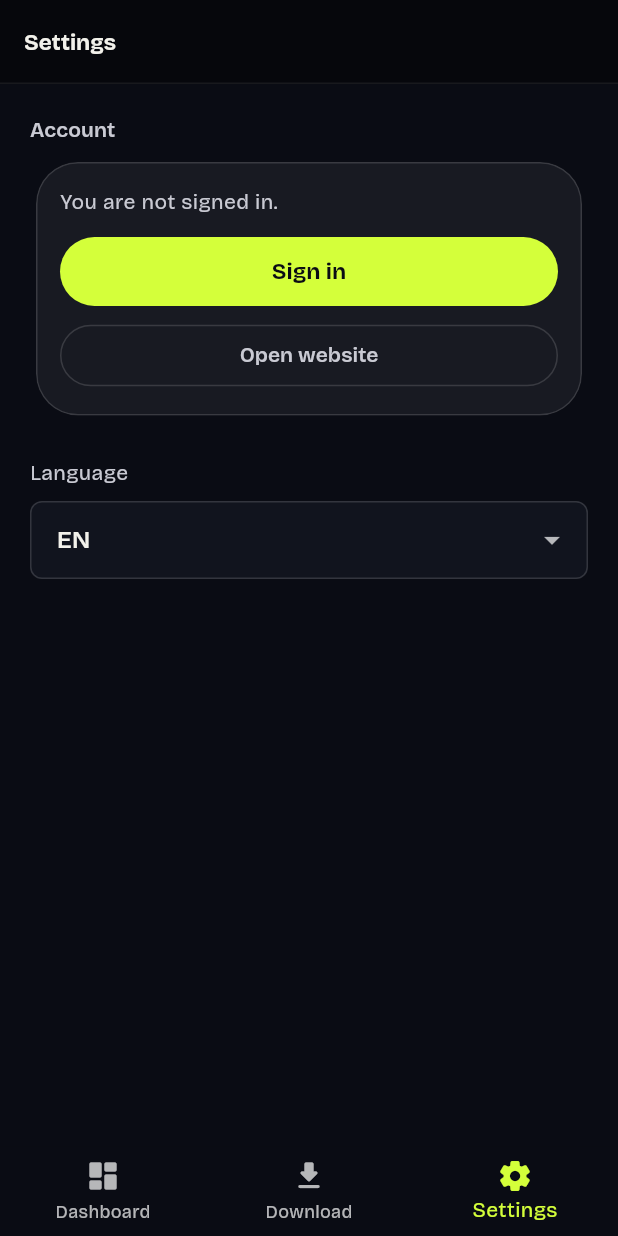
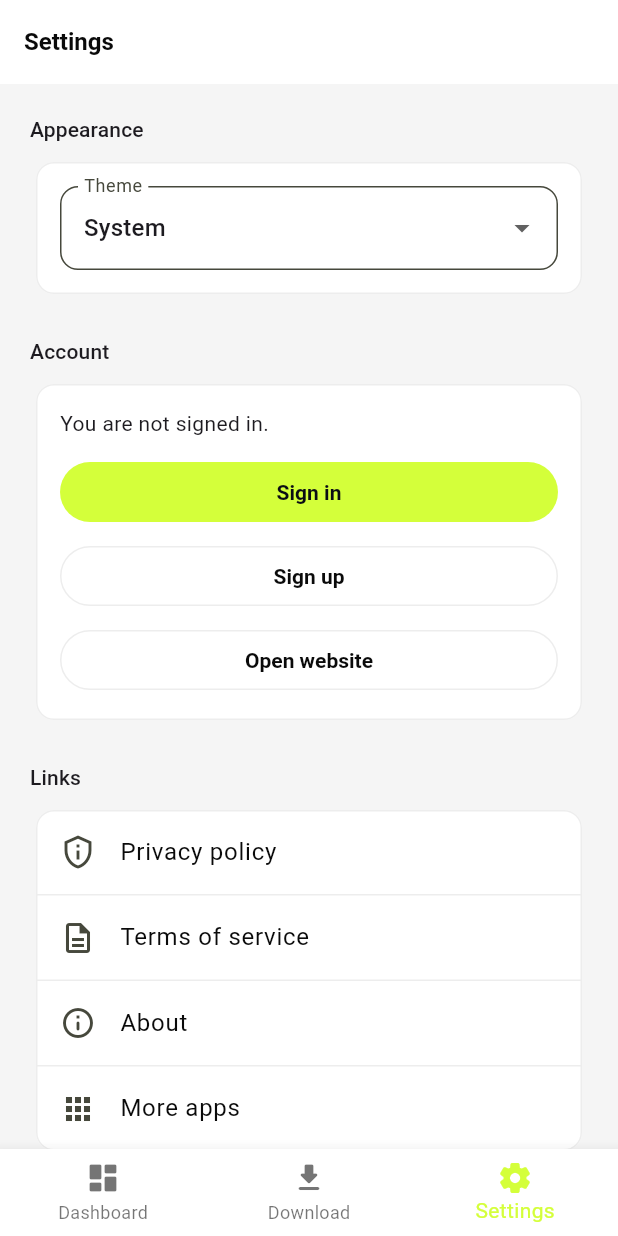
Before and after one commit to hb-2003/droppy, a Flutter app: the screen it shows after launch, item 3 of the bottom bar chosen, on a phone screen of 412 x 824 dp. Run offline on Flutter 3.47's test engine with Material 3 defaults, Android fonts, the phone set to English and light mode, and no system bars; our stand-ins replace app_links, cookie_jar, dio, dio_cookie_manager, file_picker, get and 3 more; project files that could hold a hidden picture were left out.

Commit message:
view & modification of app

```diff
--- a/flutter-app/lib/app/theme/app_theme.dart
+++ b/flutter-app/lib/app/theme/app_theme.dart
@@ -104,9 +104,81 @@ Color _hex(String? hex, Color fallback) {
 class AppTheme {
   AppTheme._();
 
+  static ThemeData lightFromConfig(AppConfig? c) {
+    final cfg = c ?? AppConfig.fallback();
+
+    final primary = _hex(cfg.themeColor, DroppyWebColors.bulmaInfo);
+    final secondary = _hex(cfg.themeColorSecondary, DroppyWebColors.bulmaInfo);
+    final onPrimary = _hex(cfg.themeColorText, Colors.white);
+
+    var scheme = ColorScheme.fromSeed(seedColor: primary, brightness: Brightness.light);
+    scheme = scheme.copyWith(
+      brightness: Brightness.light,
+      primary: primary,
+      onPrimary: onPrimary,
+      secondary: secondary,
+      onSecondary: _contrastOn(secondary),
+      surface: Colors.white,
+      onSurface: const Color(0xFF0A0A0A),
+      surfaceContainerHighest: const Color(0xFFF5F5F5),
+      outline: const Color(0xFFEDEDED),
+      error: DroppyWebColors.error,
+    );
+
+    final textTheme = GoogleFonts.robotoTextTheme(ThemeData.light().textTheme);
+
+    return ThemeData(
+      useMaterial3: true,
+      brightness: Brightness.light,
+      colorScheme: scheme,
+      scaffoldBackgroundColor: const Color(0xFFF5F5F5),
+      textTheme: textTheme,
+      appBarTheme: AppBarTheme(
+        elevation: 0,
+        scrolledUnderElevation: 0,
+        centerTitle: false,
+        backgroundColor: Colors.white,
+        foregroundColor: const Color(0xFF0A0A0A),
+        surfaceTintColor: Colors.transparent,
+        titleTextStyle: GoogleFonts.roboto(fontSize: 16, fontWeight: FontWeight.w600, color: const Color(0xFF0A0A0A)),
+      ),
+      cardTheme: CardThemeData(
+        color: Colors.white,
+        elevation: 0,
+        shape: RoundedRectangleBorder(
+          borderRadius: BorderRadius.circular(12),
+          side: const BorderSide(color: Color(0xFFEDEDED)),
+        ),
+      ),
+      dividerTheme: const DividerThemeData(color: Color(0xFFEDEDED), thickness: 1),
+      filledButtonTheme: FilledButtonThemeData(
+        style: FilledButton.styleFrom(
+          backgroundColor: primary,
+          foregroundColor: onPrimary,
+          textStyle: GoogleFonts.roboto(fontWeight: FontWeight.w600),
+        ),
+      ),
+      outlinedButtonTheme: OutlinedButtonThemeData(
+        style: OutlinedButton.styleFrom(
+          foregroundColor: const Color(0xFF0A0A0A),
+          side: const BorderSide(color: Color(0xFFEDEDED)),
+          textStyle: GoogleFonts.roboto(fontWeight: FontWeight.w600),
+        ),
+      ),
+      inputDecorationTheme: InputDecorationTheme(
+        filled: true,
+        fillColor: Colors.white,
+        border: OutlineInputBorder(
+          borderRadius: BorderRadius.circular(12),
+          borderSide: const BorderSide(color: Color(0xFFEDEDED)),
+        ),
+      ),
+    );
+  }
+
   /// Dark theme matching the live Droppy "Cinematic Studio" (slvf) design layer.
   /// Source: `assets/themes/modern/css/slvf.css`.
-  static ThemeData fromConfig(AppConfig? c) {
+  static ThemeData darkFromConfig(AppConfig? c) {
     final cfg = c ?? AppConfig.fallback();
 
     // Server can override accent — default to slvf lime #D4FF3A
@@ -132,9 +204,7 @@ class AppTheme {
       error: DroppyWebColors.error,
     );
 
-    // Bricolage Grotesque — web --slvf-font-body
-    // Falls back through Inter Tight → system-ui in CSS; Google Fonts has it.
-    final textTheme = _buildTextTheme();
+    final textTheme = GoogleFonts.robotoTextTheme(ThemeData.dark().textTheme);
 
     return ThemeData(
       useMaterial3: true,
@@ -153,7 +223,7 @@ class AppTheme {
         backgroundColor: DroppyWebColors.ink950,
         foregroundColor: DroppyWebColors.text,
         surfaceTintColor: Colors.transparent,
-        titleTextStyle: GoogleFonts.bricolageGrotesque(
+        titleTextStyle: GoogleFonts.roboto(
           fontSize: 15,
           fontWeight: FontWeight.w700,
           color: DroppyWebColors.text,
@@ -182,7 +252,7 @@ class AppTheme {
       ),
       snackBarTheme: SnackBarThemeData(
         backgroundColor: DroppyWebColors.ink700,
-        contentTextStyle: GoogleFonts.bricolageGrotesque(color: DroppyWebColors.text),
+        contentTextStyle: GoogleFonts.roboto(color: DroppyWebColors.text),
         behavior: SnackBarBehavior.floating,
         shape: RoundedRectangleBorder(
           borderRadius: BorderRadius.circular(DroppyRadius.sm),
@@ -200,7 +270,7 @@ class AppTheme {
           shape: RoundedRectangleBorder(
             borderRadius: BorderRadius.circular(DroppyRadius.pill),
           ),
-          textStyle: GoogleFonts.bricolageGrotesque(
+          textStyle: GoogleFonts.roboto(
             fontSize: 15,
             fontWeight: FontWeight.w700,
           ),
@@ -215,7 +285,7 @@ class AppTheme {
           shape: RoundedRectangleBorder(
             borderRadius: BorderRadius.circular(DroppyRadius.pill),
           ),
-          textStyle: GoogleFonts.bricolageGrotesque(
+          textStyle: GoogleFonts.roboto(
             fontWeight: FontWeight.w600,
           ),
         ),
@@ -223,7 +293,7 @@ class AppTheme {
       textButtonTheme: TextButtonThemeData(
         style: TextButton.styleFrom(
           foregroundColor: primary,
-          textStyle: GoogleFonts.bricolageGrotesque(fontWeight: FontWeight.w600),
+          textStyle: GoogleFonts.roboto(fontWeight: FontWeight.w600),
         ),
       ),
       segmentedButtonTheme: SegmentedButtonThemeData(
@@ -256,11 +326,11 @@ class AppTheme {
       inputDecorationTheme: InputDecorationTheme(
         filled: true,
         fillColor: DroppyWebColors.ink800,
-        hintStyle: GoogleFonts.bricolageGrotesque(
+        hintStyle: GoogleFonts.roboto(
           color: DroppyWebColors.textMute,
           fontSize: 14,
         ),
-        labelStyle: GoogleFonts.bricolageGrotesque(
+        labelStyle: GoogleFonts.roboto(
           color: DroppyWebColors.textDim,
           fontSize: 14,
         ),
@@ -294,12 +364,12 @@ class AppTheme {
         textColor: DroppyWebColors.text,
         iconColor: DroppyWebColors.textDim,
         tileColor: Colors.transparent,
-        titleTextStyle: GoogleFonts.bricolageGrotesque(
+        titleTextStyle: GoogleFonts.roboto(
           fontSize: 14,
           fontWeight: FontWeight.w500,
           color: DroppyWebColors.text,
         ),
-        subtitleTextStyle: GoogleFonts.bricolageGrotesque(
+        subtitleTextStyle: GoogleFonts.roboto(
           fontSize: 12,
           color: DroppyWebColors.textDim,
         ),
@@ -329,101 +399,7 @@ class AppTheme {
     );
   }
 
-  static TextTheme _buildTextTheme() {
-    // Bricolage Grotesque — web `--slvf-font-display` and `--slvf-font-body`
-    return TextTheme(
-      // Display — hero H1 (40px on web, scaled for mobile)
-      displayLarge: GoogleFonts.bricolageGrotesque(
-        fontSize: 40,
-        fontWeight: FontWeight.w800,
-        color: DroppyWebColors.text,
-        height: 1.05,
-        letterSpacing: -1.0,
-      ),
-      displayMedium: GoogleFonts.bricolageGrotesque(
-        fontSize: 30,
-        fontWeight: FontWeight.w700,
-        color: DroppyWebColors.text,
-        height: 1.1,
-        letterSpacing: -0.5,
-      ),
-      displaySmall: GoogleFonts.bricolageGrotesque(
-        fontSize: 26,
-        fontWeight: FontWeight.w700,
-        color: DroppyWebColors.text,
-        height: 1.15,
-        letterSpacing: -0.3,
-      ),
-      // Headline
-      headlineLarge: GoogleFonts.bricolageGrotesque(
-        fontSize: 24,
-        fontWeight: FontWeight.w700,
-        color: DroppyWebColors.text,
-        letterSpacing: -0.3,
-      ),
-      headlineMedium: GoogleFonts.bricolageGrotesque(
-        fontSize: 20,
-        fontWeight: FontWeight.w600,
-        color: DroppyWebColors.text,
-      ),
-      headlineSmall: GoogleFonts.bricolageGrotesque(
-        fontSize: 18,
-        fontWeight: FontWeight.w600,
-        color: DroppyWebColors.text,
-      ),
-      // Title
-      titleLarge: GoogleFonts.bricolageGrotesque(
-        fontSize: 18,
-        fontWeight: FontWeight.w600,
-        color: DroppyWebColors.text,
-      ),
-      titleMedium: GoogleFonts.bricolageGrotesque(
-        fontSize: 16,
-        fontWeight: FontWeight.w600,
-        color: DroppyWebColors.text,
-      ),
-      titleSmall: GoogleFonts.bricolageGrotesque(
-        fontSize: 14,
-        fontWeight: FontWeight.w600,
-        color: DroppyWebColors.textSoft,
-      ),
-      // Body
-      bodyLarge: GoogleFonts.bricolageGrotesque(
-        fontSize: 16,
-        fontWeight: FontWeight.w400,
-        color: DroppyWebColors.text,
-        height: 1.5,
-      ),
-      bodyMedium: GoogleFonts.bricolageGrotesque(
-        fontSize: 14,
-        fontWeight: FontWeight.w400,
-        color: DroppyWebColors.textSoft,
-        height: 1.5,
-      ),
-      bodySmall: GoogleFonts.bricolageGrotesque(
-        fontSize: 12,
-        fontWeight: FontWeight.w400,
-        color: DroppyWebColors.textDim,
-      ),
-      // Label
-      labelLarge: GoogleFonts.bricolageGrotesque(
-        fontSize: 15,
-        fontWeight: FontWeight.w700,
-        color: DroppyWebColors.text,
-      ),
-      labelMedium: GoogleFonts.bricolageGrotesque(
-        fontSize: 13,
-        fontWeight: FontWeight.w500,
-        color: DroppyWebColors.textSoft,
-      ),
-      labelSmall: GoogleFonts.bricolageGrotesque(
-        fontSize: 11,
-        fontWeight: FontWeight.w600,
-        color: DroppyWebColors.textMute,
-        letterSpacing: 0.8,
-      ),
-    );
-  }
+  // (unused) _buildTextTheme removed
 
   // ── Static style helpers ──────────────────────────────────────────────────
 
--- /dev/null
+++ b/flutter-app/lib/controllers/theme_controller.dart
@@ -0,0 +1,45 @@
+import 'package:flutter/material.dart';
+import 'package:get/get.dart';
+import 'package:get_storage/get_storage.dart';
+
+const _kThemeModeKey = 'theme_mode';
+
+class ThemeController extends GetxController {
+  final _box = GetStorage();
+
+  final themeMode = ThemeMode.system.obs;
+
+  @override
+  void onInit() {
+    super.onInit();
+    final raw = (_box.read(_kThemeModeKey) as String?) ?? 'system';
+    themeMode.value = _parse(raw);
+  }
+
+  void setThemeMode(ThemeMode mode) {
+    themeMode.value = mode;
+    _box.write(_kThemeModeKey, _serialize(mode));
+  }
+
+  static ThemeMode _parse(String raw) {
+    switch (raw) {
+      case 'light':
+        return ThemeMode.light;
+      case 'dark':
+        return ThemeMode.dark;
+      default:
+        return ThemeMode.system;
+    }
+  }
+
+  static String _serialize(ThemeMode mode) {
+    switch (mode) {
+      case ThemeMode.light:
+        return 'light';
+      case ThemeMode.dark:
+        return 'dark';
+      case ThemeMode.system:
+        return 'system';
+    }
+  }
+}
--- a/flutter-app/lib/l10n/app_en.arb
+++ b/flutter-app/lib/l10n/app_en.arb
@@ -44,9 +44,20 @@
   "termsAccept": "I agree to the terms",
   "settingsApiUrl": "Public site URL",
   "settingsAccount": "Account",
+  "settingsAppearance": "Appearance",
+  "settingsTheme": "Theme",
+  "themeSystem": "System",
+  "themeLight": "Light",
+  "themeDark": "Dark",
   "settingsSignedIn": "You are signed in.",
   "settingsSignedOut": "You are not signed in.",
   "settingsOpenWebsite": "Open website",
+  "signUp": "Sign up",
+  "settingsLinks": "Links",
+  "privacyPolicy": "Privacy policy",
+  "termsOfService": "Terms of service",
+  "about": "About",
+  "moreApps": "More apps",
   "settingsLanguage": "Language",
   "logout": "Log out",
   "maxFilesReached": "Too many files",
--- a/flutter-app/lib/l10n/app_localizations.dart
+++ b/flutter-app/lib/l10n/app_localizations.dart
@@ -358,6 +358,36 @@ abstract class AppLocalizations {
   /// **'Account'**
   String get settingsAccount;
 
+  /// No description provided for @settingsAppearance.
+  ///
+  /// In en, this message translates to:
+  /// **'Appearance'**
+  String get settingsAppearance;
+
+  /// No description provided for @settingsTheme.
+  ///
+  /// In en, this message translates to:
+  /// **'Theme'**
+  String get settingsTheme;
+
+  /// No description provided for @themeSystem.
+  ///
+  /// In en, this message translates to:
+  /// **'System'**
+  String get themeSystem;
+
+  /// No description provided for @themeLight.
+  ///
+  /// In en, this message translates to:
+  /// **'Light'**
+  String get themeLight;
+
+  /// No description provided for @themeDark.
+  ///
+  /// In en, this message translates to:
+  /// **'Dark'**
+  String get themeDark;
+
   /// No description provided for @settingsSignedIn.
   ///
   /// In en, this message translates to:
@@ -375,6 +405,42 @@ abstract class AppLocalizations {
   /// In en, this message translates to:
   /// **'Open website'**
   String get settingsOpenWebsite;
+
+  /// No description provided for @signUp.
+  ///
+  /// In en, this message translates to:
+  /// **'Sign up'**
+  String get signUp;
+
+  /// No description provided for @settingsLinks.
+  ///
+  /// In en, this message translates to:
+  /// **'Links'**
+  String get settingsLinks;
+
+  /// No description provided for @privacyPolicy.
+  ///
+  /// In en, this message translates to:
+  /// **'Privacy policy'**
+  String get privacyPolicy;
+
+  /// No description provided for @termsOfService.
+  ///
+  /// In en, this message translates to:
+  /// **'Terms of service'**
+  String get termsOfService;
+
+  /// No description provided for @about.
+  ///
+  /// In en, this message translates to:
+  /// **'About'**
+  String get about;
+
+  /// No description provided for @moreApps.
+  ///
+  /// In en, this message translates to:
+  /// **'More apps'**
+  String get moreApps;
 
   /// No description provided for @settingsLanguage.
   ///
--- a/flutter-app/lib/l10n/app_localizations_en.dart
+++ b/flutter-app/lib/l10n/app_localizations_en.dart
@@ -141,6 +141,21 @@ class AppLocalizationsEn extends AppLocalizations {
   String get settingsAccount => 'Account';
 
   @override
+  String get settingsAppearance => 'Appearance';
+
+  @override
+  String get settingsTheme => 'Theme';
+
+  @override
+  String get themeSystem => 'System';
+
+  @override
+  String get themeLight => 'Light';
+
+  @override
+  String get themeDark => 'Dark';
+
+  @override
   String get settingsSignedIn => 'You are signed in.';
 
   @override
@@ -148,6 +163,24 @@ class AppLocalizationsEn extends AppLocalizations {
 
   @override
   String get settingsOpenWebsite => 'Open website';
+
+  @override
+  String get signUp => 'Sign up';
+
+  @override
+  String get settingsLinks => 'Links';
+
+  @override
+  String get privacyPolicy => 'Privacy policy';
+
+  @override
+  String get termsOfService => 'Terms of service';
+
+  @override
+  String get about => 'About';
+
+  @override
+  String get moreApps => 'More apps';
 
   @override
   String get settingsLanguage => 'Language';
--- a/flutter-app/lib/main.dart
+++ b/flutter-app/lib/main.dart
@@ -6,6 +6,7 @@ import 'package:sendlargefiles/app/routes/app_pages.dart';
 import 'package:sendlargefiles/app/routes/app_routes.dart';
 import 'package:sendlargefiles/app/theme/app_theme.dart';
 import 'package:sendlargefiles/controllers/locale_controller.dart';
+import 'package:sendlargefiles/controllers/theme_controller.dart';
 import 'package:sendlargefiles/data/providers/api_client.dart';
 import 'package:sendlargefiles/data/repositories/auth_repository.dart';
 import 'package:sendlargefiles/data/repositories/config_repository.dart';
@@ -18,6 +19,7 @@ Future<void> main() async {
   await GetStorage.init();
   await ApiClient.instance.init();
   Get.put(LocaleController());
+  Get.put(ThemeController());
   Get.put(ConfigRepository());
   Get.put(UploadRepository());
   Get.put(DownloadRepository());
@@ -33,9 +35,12 @@ class SendLargeFilesApp extends StatelessWidget {
     return Obx(() {
       final cfg = Get.find<ConfigRepository>().config.value;
       final loc = Get.find<LocaleController>().locale.value;
+      final mode = Get.find<ThemeController>().themeMode.value;
       return GetMaterialApp(
         title: 'Share Large Video Files',
-        theme: AppTheme.fromConfig(cfg),
+        theme: AppTheme.lightFromConfig(cfg),
+        darkTheme: AppTheme.darkFromConfig(cfg),
+        themeMode: mode,
         locale: loc,
         localizationsDelegates: const [
           AppLocalizations.delegate,
--- a/flutter-app/lib/modules/settings/settings_controller.dart
+++ b/flutter-app/lib/modules/settings/settings_controller.dart
@@ -2,14 +2,17 @@ import 'package:flutter/material.dart';
 import 'package:get/get.dart';
 import 'package:sendlargefiles/app/routes/app_routes.dart';
 import 'package:sendlargefiles/controllers/locale_controller.dart';
+import 'package:sendlargefiles/controllers/theme_controller.dart';
 import 'package:sendlargefiles/data/providers/api_client.dart';
 import 'package:sendlargefiles/data/repositories/auth_repository.dart';
 import 'package:url_launcher/url_launcher.dart';
 
 class SettingsController extends GetxController {
   final AuthRepository _auth = Get.find<AuthRepository>();
+  final ThemeController _theme = Get.find<ThemeController>();
 
   RxBool get loggedIn => _auth.loggedIn;
+  ThemeMode get themeMode => _theme.themeMode.value;
 
   String get publicSiteUrl => resolveBaseUrl();
 
@@ -21,9 +24,25 @@ class SettingsController extends GetxController {
     await launchUrl(uri, mode: LaunchMode.externalApplication);
   }
 
+  void setThemeMode(ThemeMode mode) => _theme.setThemeMode(mode);
+
+  Future<void> openRegister() => _openPath('register');
+  Future<void> openTerms() => _openPath('terms');
+  Future<void> openPrivacy() => _openPath('privacy');
+  Future<void> openAbout() => _openPath('about');
+  Future<void> openMoreApps() => _openPath('apps');
+
+  Future<void> _openPath(String path) async {
+    final base = publicSiteUrl;
+    final uri = Uri.tryParse(base);
+    if (uri == null) return;
+    final out = uri.replace(path: '/$path');
+    await launchUrl(out, mode: LaunchMode.externalApplication);
+  }
+
   Future<void> logout() async {
     await _auth.logout();
-    Get.offAllNamed(AppRoutes.home);
+    Get.offAllNamed(AppRoutes.shell);
   }
 
   void setLocale(Locale l) {
--- a/flutter-app/lib/modules/settings/settings_view.dart
+++ b/flutter-app/lib/modules/settings/settings_view.dart
@@ -15,6 +15,27 @@ class SettingsView extends GetView<SettingsController> {
       body: ListView(
         padding: const EdgeInsets.all(20),
         children: [
+          Text(t.settingsAppearance, style: Theme.of(context).textTheme.titleSmall),
+          const SizedBox(height: 8),
+          Card(
+            child: Padding(
+              padding: const EdgeInsets.all(16),
+              child: DropdownButtonFormField<ThemeMode>(
+                key: ValueKey<ThemeMode>(controller.themeMode),
+                initialValue: controller.themeMode,
+                decoration: InputDecoration(labelText: t.settingsTheme),
+                items: [
+                  DropdownMenuItem(value: ThemeMode.system, child: Text(t.themeSystem)),
+                  DropdownMenuItem(value: ThemeMode.light, child: Text(t.themeLight)),
+                  DropdownMenuItem(value: ThemeMode.dark, child: Text(t.themeDark)),
+                ],
+                onChanged: (m) {
+                  if (m != null) controller.setThemeMode(m);
+                },
+              ),
+            ),
+          ),
+          const SizedBox(height: 24),
           Text(t.settingsAccount, style: Theme.of(context).textTheme.titleSmall),
           const SizedBox(height: 8),
           Obx(() {
@@ -51,6 +72,11 @@ class SettingsView extends GetView<SettingsController> {
                     ),
                     const SizedBox(height: 8),
                     OutlinedButton(
+                      onPressed: controller.openRegister,
+                      child: Text(t.signUp),
+                    ),
+                    const SizedBox(height: 8),
+                    OutlinedButton(
                       onPressed: controller.openWebsite,
                       child: Text(t.settingsOpenWebsite),
                     ),
@@ -59,6 +85,38 @@ class SettingsView extends GetView<SettingsController> {
               ),
             );
           }),
+          const SizedBox(height: 24),
+          Text(t.settingsLinks, style: Theme.of(context).textTheme.titleSmall),
+          const SizedBox(height: 8),
+          Card(
+            child: Column(
+              children: [
+                ListTile(
+                  leading: const Icon(Icons.privacy_tip_outlined),
+                  title: Text(t.privacyPolicy),
+                  onTap: controller.openPrivacy,
+                ),
+                const Divider(height: 1),
+                ListTile(
+                  leading: const Icon(Icons.description_outlined),
+                  title: Text(t.termsOfService),
+                  onTap: controller.openTerms,
+                ),
+                const Divider(height: 1),
+                ListTile(
+                  leading: const Icon(Icons.info_outline_rounded),
+                  title: Text(t.about),
+                  onTap: controller.openAbout,
+                ),
+                const Divider(height: 1),
+                ListTile(
+                  leading: const Icon(Icons.apps_outlined),
+                  title: Text(t.moreApps),
+                  onTap: controller.openMoreApps,
+                ),
+              ],
+            ),
+          ),
           const SizedBox(height: 24),
           Text(t.settingsLanguage),
           const SizedBox(height: 8),
```
Also changed, not shown: flutter-app/lib/data/providers/api_client.dart (+10 -1 lines), flutter-app/lib/data/repositories/upload_repository.dart (+20 -4 lines), flutter-app/lib/modules/home/home_controller.dart (+43 -6 lines), flutter-app/lib/modules/home/home_view.dart (+69 -16 lines).
